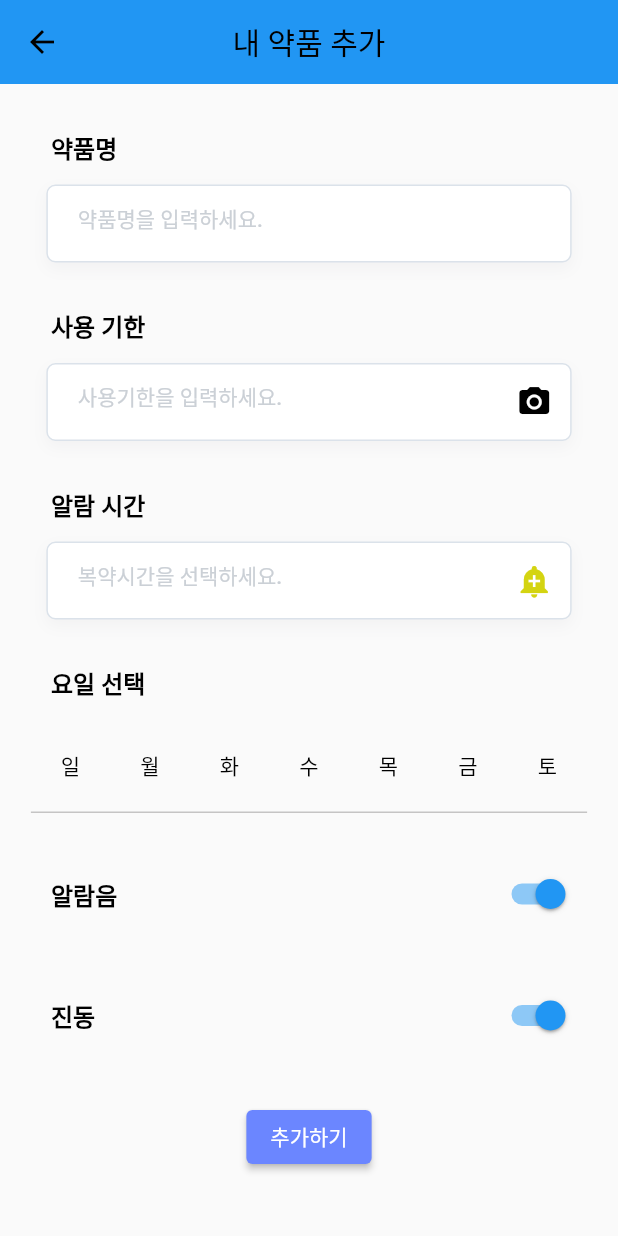
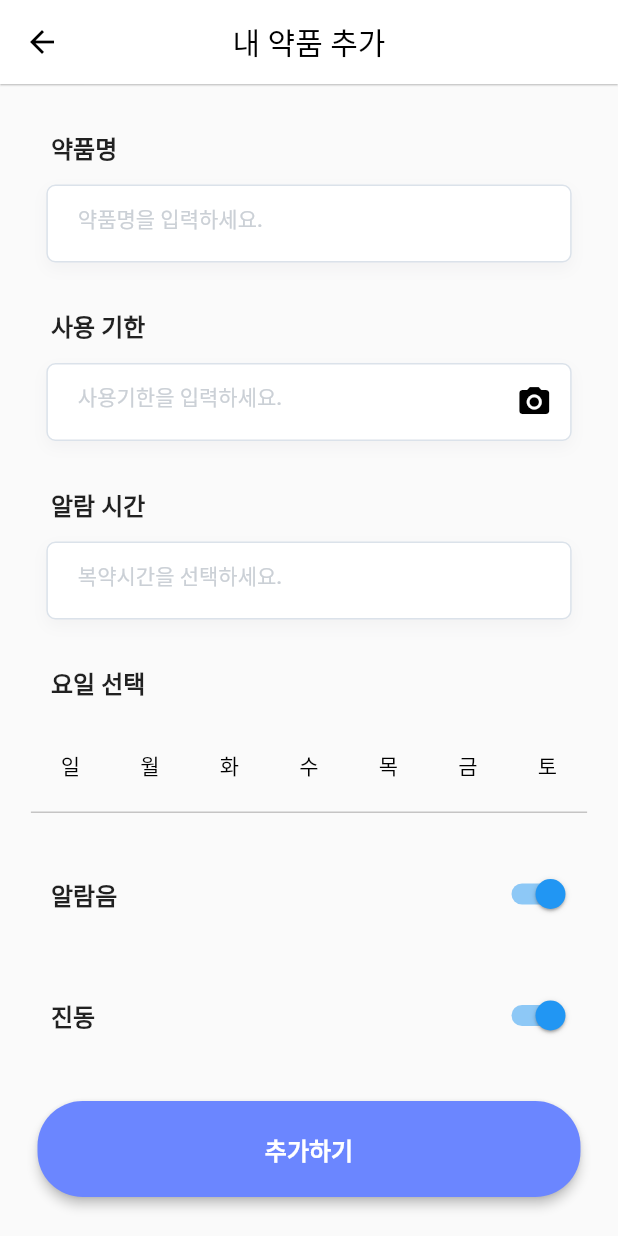
Before and after one commit to GDSC-SWU/2023-Medisight-SolutionChallenge, a Flutter app: the CreateAlarm screen opened directly with empty values, on a phone screen of 412 x 824 dp. Run offline on Flutter 3.47's test engine with Material 2 defaults, Android fonts, the phone set to English and light mode, and no system bars; our stand-ins replace assets_audio_player, camera, cloud_firestore, firebase_auth, firebase_core, flutter_tts and 8 more; missing offline and left inert: android_alarm_manager_plus, external_app_launcher, flutter_beep, flutter_qr_bar_scanner, flutter_ringtone_player, flutter_vibrate and 1 more; accounts and stored records are empty; Roboto replaces fonts that are missing (Montserrat); statements that could not run were skipped.

Commit message:
MDS-98 feat: Modify alarm ui style

```diff
--- a/medisight/lib/provider/CustomCheckBoxGroup.dart
+++ b/medisight/lib/provider/CustomCheckBoxGroup.dart
@@ -1,4 +1,7 @@
 import 'package:flutter/material.dart';
+import 'package:provider/provider.dart';
+
+import '../theme/theme_provider.dart';
 
 class CustomCheckBoxGroup<T> extends StatefulWidget {
   final TextEditingController? controller;
@@ -204,6 +207,8 @@ class _CustomCheckBoxGroupState extends State<CustomCheckBoxGroup> {
   }
 
   List<Widget> _buildButtonsRow() {
+    final themeMode =
+        Provider.of<ThemeProvider>(context, listen: false).themeMode;
     return widget.buttonValuesList.map((e) {
       int index = widget.buttonValuesList.indexOf(e);
       return Card(
@@ -253,9 +258,11 @@ class _CustomCheckBoxGroupState extends State<CustomCheckBoxGroup> {
               overflow: TextOverflow.ellipsis,
               maxLines: 1,
               style: widget.buttonTextStyle.textStyle.copyWith(
-                color: selectedLables.contains(e)
-                    ? widget.buttonTextStyle.selectedColor
-                    : widget.buttonTextStyle.unSelectedColor,
+                color: themeMode == ThemeMode.light
+                    ? (selectedLables.contains(e) ? Colors.white : Colors.black)
+                    : (selectedLables.contains(e)
+                        ? Colors.black
+                        : Colors.white),
               ),
             ),
           ),
--- a/medisight/lib/screen/create_alarm.dart
+++ b/medisight/lib/screen/create_alarm.dart
@@ -84,13 +84,7 @@ class _CreateAlarmState extends State<CreateAlarm> {
     Size size = MediaQuery.of(context).size;
     return Scaffold(
       appBar: AppBar(
-        title: const Text(
-          "내 약품 추가",
-          style: TextStyle(color: Colors.black),
-        ),
-        centerTitle: true,
-        backgroundColor: Colors.blue,
-        elevation: 0.0, // 앱 바가 떠있는 효과 제거
+        title: const Text("내 약품 추가"),
       ),
       body: SingleChildScrollView(
         child: Column(
@@ -105,7 +99,6 @@ class _CreateAlarmState extends State<CreateAlarm> {
                 style: TextStyle(
                   fontFamily: 'Montserrat',
                   fontSize: 16,
-                  color: Color(0xff000000),
                   fontWeight: FontWeight.w600,
                 ),
                 textAlign: TextAlign.left,
@@ -158,7 +151,6 @@ class _CreateAlarmState extends State<CreateAlarm> {
                 style: TextStyle(
                   fontFamily: 'Montserrat',
                   fontSize: 16,
-                  color: Color(0xff000000),
                   fontWeight: FontWeight.w600,
                 ),
                 textAlign: TextAlign.left,
@@ -212,17 +204,6 @@ class _CreateAlarmState extends State<CreateAlarm> {
                 decoration: InputDecoration(
                   suffixIcon: IconButton(
                     onPressed: _onCameraButtonPressed,
-                    // {
-                    //   Navigator.push(
-                    //     context,
-                    //     MaterialPageRoute(
-                    //       builder: (_) => const ShootPeriod(
-                    //         isFrom: 'create',
-                    //         alarm: null,
-                    //       ),
-                    //     ),
-                    //   );
-                    // },
                     icon: const Icon(
                       Icons.camera_alt,
                       color: Color(0xff000000),
@@ -255,7 +236,6 @@ class _CreateAlarmState extends State<CreateAlarm> {
                 style: TextStyle(
                   fontFamily: 'Montserrat',
                   fontSize: 16,
-                  color: Color(0xff000000),
                   fontWeight: FontWeight.w600,
                 ),
                 textAlign: TextAlign.left,
@@ -278,16 +258,8 @@ class _CreateAlarmState extends State<CreateAlarm> {
               ),
               child: TextField(
                 controller: timeController,
-                readOnly: true,
-                style: const TextStyle(
-                  fontFamily: 'Montserrat',
-                  fontSize: 14,
-                  color: Color(0xff000000),
-                  fontWeight: FontWeight.w500,
-                ),
-                decoration: InputDecoration(
-                  suffixIcon: IconButton(
-                    onPressed: () async {
+                readOnly: false,
+                onTap: () async {
                   time = (await showTimePicker(
                       context: context,
                       initialTime: TimeOfDay.now(),
@@ -299,16 +271,18 @@ class _CreateAlarmState extends State<CreateAlarm> {
                       minuteLabelText: "분"))!; //end of showTimePicker
                   timeController.text = time.format(context);
                 },
-                    icon: const Icon(
-                      Icons.add_alert,
-                      color: Color(0xffd4d411),
+                style: const TextStyle(
+                  fontFamily: 'Montserrat',
+                  fontSize: 14,
+                  color: Color(0xff000000),
+                  fontWeight: FontWeight.w500,
                 ),
-                  ),
+                decoration: const InputDecoration(
                   contentPadding:
-                      const EdgeInsets.symmetric(vertical: 18, horizontal: 20),
+                      EdgeInsets.symmetric(vertical: 18, horizontal: 20),
                   border: InputBorder.none,
                   hintText: "복약시간을 선택하세요.",
-                  hintStyle: const TextStyle(
+                  hintStyle: TextStyle(
                     fontFamily: 'Montserrat',
                     fontSize: 14,
                     color: Color(0xffcbd0d6),
@@ -316,7 +290,6 @@ class _CreateAlarmState extends State<CreateAlarm> {
                 ),
                 onChanged: (text) {
                   value = text;
-                  print(value);
                 },
               ),
             ),
@@ -331,7 +304,6 @@ class _CreateAlarmState extends State<CreateAlarm> {
                 style: TextStyle(
                   fontFamily: 'Montserrat',
                   fontSize: 16,
-                  color: Color(0xff000000),
                   fontWeight: FontWeight.w600,
                 ),
                 textAlign: TextAlign.left,
@@ -350,7 +322,6 @@ class _CreateAlarmState extends State<CreateAlarm> {
                 buttonValuesList: ["일", "월", "화", "수", "목", "금", "토"],
                 checkBoxButtonValues: (values) {
                   dateController.text = values.join(" ");
-                  print(values);
                 },
                 selectedColor: Theme.of(context).colorScheme.secondary,
               ),
@@ -374,7 +345,6 @@ class _CreateAlarmState extends State<CreateAlarm> {
                     style: TextStyle(
                       fontFamily: 'Montserrat',
                       fontSize: 16,
-                      color: Color(0xff000000),
                       fontWeight: FontWeight.w600,
                     ),
                     textAlign: TextAlign.left,
@@ -409,7 +379,6 @@ class _CreateAlarmState extends State<CreateAlarm> {
                     style: TextStyle(
                       fontFamily: 'Montserrat',
                       fontSize: 16,
-                      color: Color(0xff000000),
                       fontWeight: FontWeight.w600,
                     ),
                     textAlign: TextAlign.left,
@@ -433,7 +402,11 @@ class _CreateAlarmState extends State<CreateAlarm> {
             const SizedBox(
               height: 20,
             ),
-            ElevatedButton(
+            Container(
+              padding: const EdgeInsets.only(
+                  left: 25, top: 0, right: 25, bottom: 13),
+              width: double.infinity,
+              child: ElevatedButton(
                 onPressed: () async {
                   final String name = nameController.text.isEmpty
                       ? nameController.text = "알람"
@@ -495,14 +468,14 @@ class _CreateAlarmState extends State<CreateAlarm> {
                     timeController.text = "";
                     dateController.text = "";
 
-                  Navigator.pushNamedAndRemoveUntil(context, '/', (_) => false);
+                    Navigator.pushNamedAndRemoveUntil(
+                        context, '/', (_) => false);
                     Navigator.push(
                       context,
                       MaterialPageRoute(
                           builder: (_) => AlarmObserver(
                               uid: widget.uid,
-                            child: MediScreen(uid: widget.uid) // 임의코드
-                            )),
+                              child: MediScreen(uid: widget.uid))),
                     );
                   } else if (timestr.isEmpty) {
                     ScaffoldMessenger.of(context).showSnackBar(
@@ -519,7 +492,21 @@ class _CreateAlarmState extends State<CreateAlarm> {
                     );
                   }
                 },
-              child: const Text('추가하기'),
+                style: ElevatedButton.styleFrom(
+                    elevation: 3,
+                    // minimumSize: const Size.fromHeight(50),
+                    shape: RoundedRectangleBorder(
+                        borderRadius: BorderRadius.circular(30)),
+                    padding: const EdgeInsets.all(20)),
+                child: const Text(
+                  '추가하기',
+                  style: TextStyle(
+                    fontFamily: 'Montserrat',
+                    fontSize: 16,
+                    fontWeight: FontWeight.w600,
+                  ),
+                ),
+              ),
             ),
           ],
         ),
--- a/medisight/lib/theme/theme.dart
+++ b/medisight/lib/theme/theme.dart
@@ -24,10 +24,25 @@ class MyThemes {
 
   static final darkTheme = ThemeData(
     brightness: Brightness.dark,
+    canvasColor: Color.fromARGB(255, 22, 22, 22),
     appBarTheme: const AppBarTheme(
         foregroundColor: Color.fromARGB(255, 255, 255, 255),
-        backgroundColor: Color.fromARGB(255, 46, 46, 46),
+        backgroundColor: Color.fromARGB(255, 22, 22, 22),
         elevation: 0.5,
         centerTitle: true),
+    elevatedButtonTheme: ElevatedButtonThemeData(
+      style: ElevatedButton.styleFrom(
+        side: BorderSide(color: Color.fromARGB(255, 255, 214, 0), width: 2.5),
+        foregroundColor: Color.fromARGB(255, 255, 214, 0),
+        backgroundColor: Color.fromARGB(255, 22, 22, 22),
+      ),
+    ),
+    // elevatedButtonTheme: ElevatedButtonThemeData(
+    //   style: ElevatedButton.styleFrom(
+    //     side: BorderSide(color: Color.fromARGB(255, 255, 72, 220), width: 2.5),
+    //     foregroundColor: Color.fromARGB(255, 255, 72, 220),
+    //     backgroundColor: Color.fromARGB(255, 22, 22, 22),
+    //   ),
+    // ),
   );
 }
```
Also changed, not shown: medisight/lib/screen/alarm_screen.dart (+42 -15 lines), medisight/lib/screen/update_alarm.dart (+39 -27 lines). Lines whose indentation alone changed are shown as unchanged.
